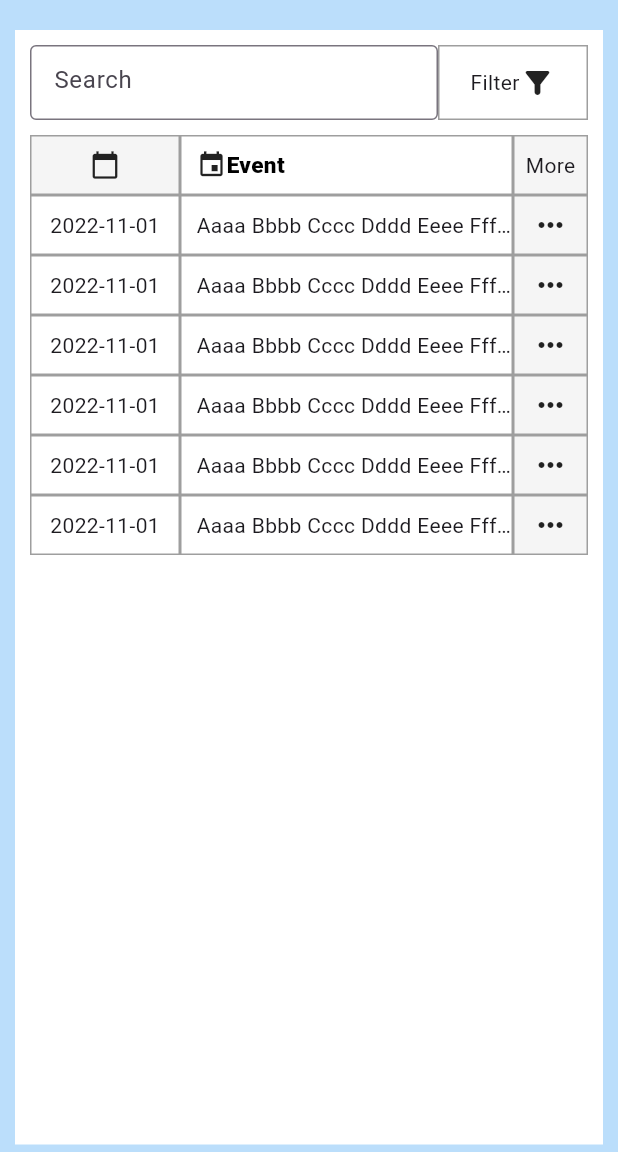
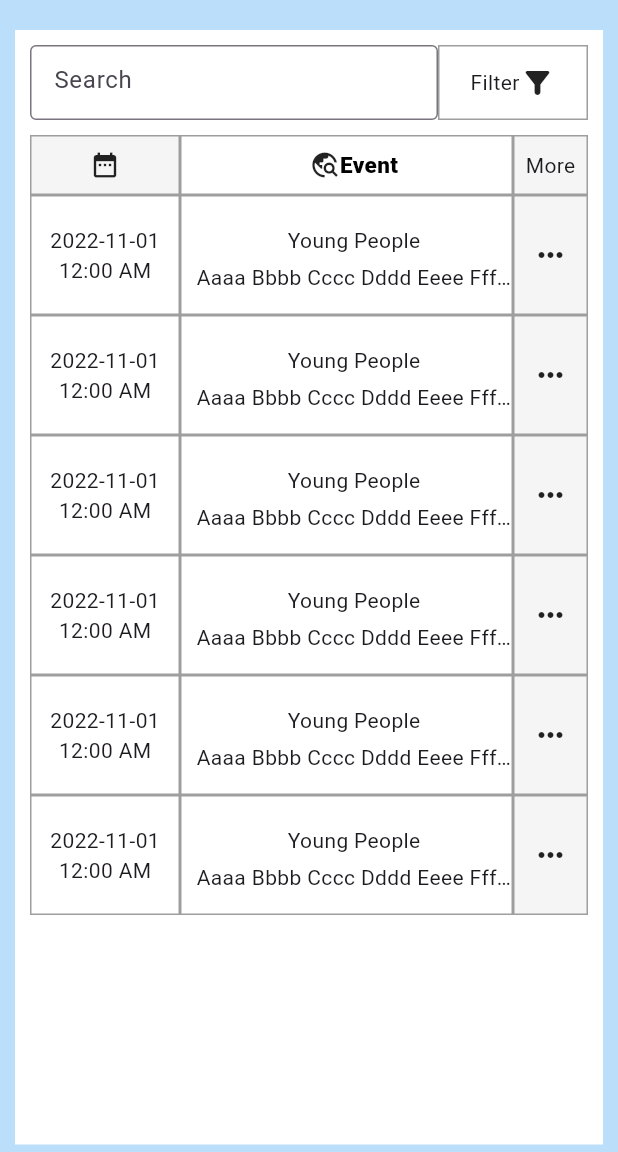
Before and after one commit to Mariko-eng/seminar_app, a Flutter app: the SeminarList screen opened directly, on a phone screen of 412 x 824 dp, the part 84-1236 px from its top. Run offline on Flutter 3.47's test engine with Material 2 defaults, Android fonts, the phone set to English and light mode, and no system bars.

Commit message:
Event List

```diff
--- a/lib/seminar/list.dart
+++ b/lib/seminar/list.dart
@@ -105,7 +105,7 @@ class _SeminarListState extends State<SeminarList> {
                             mainAxisAlignment: MainAxisAlignment.center,
                             children: [
                               Icon(
-                                Icons.calendar_today,
+                                Icons.date_range,
                                 size: 20,
                               ),
                             ],
@@ -117,10 +117,10 @@ class _SeminarListState extends State<SeminarList> {
                           decoration: BoxDecoration(
                               border: Border.all(color: Colors.grey)),
                           child: Row(
-                            mainAxisAlignment: MainAxisAlignment.start,
+                            mainAxisAlignment: MainAxisAlignment.center,
                             children: [
                               Icon(
-                                Icons.event,
+                                Icons.travel_explore,
                                 size: 20,
                               ),
                               Text(
@@ -154,23 +154,31 @@ class _SeminarListState extends State<SeminarList> {
                   Row(
                     children: [
                       Container(
-                          height: 40,
+                          height: 80,
                           width: 100,
                           decoration: BoxDecoration(
                               border: Border.all(color: Colors.grey)),
-                          child: Row(
+                          child: Column(
                             mainAxisAlignment: MainAxisAlignment.center,
                             children: [
                               Text("2022-11-01"),
+                              Text("12:00 AM"),
                             ],
                           )),
                       Expanded(
                         child: Container(
-                          height: 40,
+                          height: 80,
                           padding: EdgeInsets.only(left: 10),
                           decoration: BoxDecoration(
                               border: Border.all(color: Colors.grey)),
-                          child: Row(
+                          child: Column(
+                            mainAxisAlignment: MainAxisAlignment.center,
+                            crossAxisAlignment: CrossAxisAlignment.center,
+                            children: [
+                              SizedBox(height: 5,),
+                              Text("Young People"),
+                              SizedBox(height: 5,),
+                              Row(
                                 mainAxisAlignment: MainAxisAlignment.start,
                                 children: [
                                   Flexible(
@@ -180,10 +188,12 @@ class _SeminarListState extends State<SeminarList> {
                                   )),
                                 ],
                               ),
+                            ],
+                          ),
                         ),
                       ),
                       Container(
-                          height: 40,
+                          height: 80,
                           width: 50,
                           decoration: BoxDecoration(
                               color: Colors.grey[100],
@@ -199,23 +209,31 @@ class _SeminarListState extends State<SeminarList> {
                   Row(
                     children: [
                       Container(
-                          height: 40,
+                          height: 80,
                           width: 100,
                           decoration: BoxDecoration(
                               border: Border.all(color: Colors.grey)),
-                          child: Row(
+                          child: Column(
                             mainAxisAlignment: MainAxisAlignment.center,
                             children: [
                               Text("2022-11-01"),
+                              Text("12:00 AM"),
                             ],
                           )),
                       Expanded(
                         child: Container(
-                          height: 40,
+                          height: 80,
                           padding: EdgeInsets.only(left: 10),
                           decoration: BoxDecoration(
                               border: Border.all(color: Colors.grey)),
-                          child: Row(
+                          child: Column(
+                            mainAxisAlignment: MainAxisAlignment.center,
+                            crossAxisAlignment: CrossAxisAlignment.center,
+                            children: [
+                              SizedBox(height: 5,),
+                              Text("Young People"),
+                              SizedBox(height: 5,),
+                              Row(
                                 mainAxisAlignment: MainAxisAlignment.start,
                                 children: [
                                   Flexible(
@@ -225,10 +243,12 @@ class _SeminarListState extends State<SeminarList> {
                                       )),
                                 ],
                               ),
+                            ],
+                          ),
                         ),
                       ),
                       Container(
-                          height: 40,
+                          height: 80,
                           width: 50,
                           decoration: BoxDecoration(
                               color: Colors.grey[100],
@@ -244,23 +264,31 @@ class _SeminarListState extends State<SeminarList> {
                   Row(
                     children: [
                       Container(
-                          height: 40,
+                          height: 80,
                           width: 100,
                           decoration: BoxDecoration(
                               border: Border.all(color: Colors.grey)),
-                          child: Row(
+                          child: Column(
                             mainAxisAlignment: MainAxisAlignment.center,
                             children: [
                               Text("2022-11-01"),
+                              Text("12:00 AM"),
                             ],
                           )),
                       Expanded(
                         child: Container(
-                          height: 40,
+                          height: 80,
                           padding: EdgeInsets.only(left: 10),
                           decoration: BoxDecoration(
                               border: Border.all(color: Colors.grey)),
-                          child: Row(
+                          child: Column(
+                            mainAxisAlignment: MainAxisAlignment.center,
+                            crossAxisAlignment: CrossAxisAlignment.center,
+                            children: [
+                              SizedBox(height: 5,),
+                              Text("Young People"),
+                              SizedBox(height: 5,),
+                              Row(
                                 mainAxisAlignment: MainAxisAlignment.start,
                                 children: [
                                   Flexible(
@@ -270,10 +298,12 @@ class _SeminarListState extends State<SeminarList> {
                                       )),
                                 ],
                               ),
+                            ],
+                          ),
                         ),
                       ),
                       Container(
-                          height: 40,
+                          height: 80,
                           width: 50,
                           decoration: BoxDecoration(
                               color: Colors.grey[100],
@@ -289,23 +319,31 @@ class _SeminarListState extends State<SeminarList> {
                   Row(
                     children: [
                       Container(
-                          height: 40,
+                          height: 80,
                           width: 100,
                           decoration: BoxDecoration(
                               border: Border.all(color: Colors.grey)),
-                          child: Row(
+                          child: Column(
                             mainAxisAlignment: MainAxisAlignment.center,
                             children: [
                               Text("2022-11-01"),
+                              Text("12:00 AM"),
                             ],
                           )),
                       Expanded(
                         child: Container(
-                          height: 40,
+                          height: 80,
                           padding: EdgeInsets.only(left: 10),
                           decoration: BoxDecoration(
                               border: Border.all(color: Colors.grey)),
-                          child: Row(
+                          child: Column(
+                            mainAxisAlignment: MainAxisAlignment.center,
+                            crossAxisAlignment: CrossAxisAlignment.center,
+                            children: [
+                              SizedBox(height: 5,),
+                              Text("Young People"),
+                              SizedBox(height: 5,),
+                              Row(
                                 mainAxisAlignment: MainAxisAlignment.start,
                                 children: [
                                   Flexible(
@@ -315,10 +353,12 @@ class _SeminarListState extends State<SeminarList> {
                                       )),
                                 ],
                               ),
+                            ],
+                          ),
                         ),
                       ),
                       Container(
-                          height: 40,
+                          height: 80,
                           width: 50,
                           decoration: BoxDecoration(
                               color: Colors.grey[100],
@@ -334,23 +374,31 @@ class _SeminarListState extends State<SeminarList> {
                   Row(
                     children: [
                       Container(
-                          height: 40,
+                          height: 80,
                           width: 100,
                           decoration: BoxDecoration(
                               border: Border.all(color: Colors.grey)),
-                          child: Row(
+                          child: Column(
                             mainAxisAlignment: MainAxisAlignment.center,
                             children: [
                               Text("2022-11-01"),
+                              Text("12:00 AM"),
                             ],
                           )),
                       Expanded(
                         child: Container(
-                          height: 40,
+                          height: 80,
                           padding: EdgeInsets.only(left: 10),
                           decoration: BoxDecoration(
                               border: Border.all(color: Colors.grey)),
-                          child: Row(
+                          child: Column(
+                            mainAxisAlignment: MainAxisAlignment.center,
+                            crossAxisAlignment: CrossAxisAlignment.center,
+                            children: [
+                              SizedBox(height: 5,),
+                              Text("Young People"),
+                              SizedBox(height: 5,),
+                              Row(
                                 mainAxisAlignment: MainAxisAlignment.start,
                                 children: [
                                   Flexible(
@@ -360,10 +408,12 @@ class _SeminarListState extends State<SeminarList> {
                                       )),
                                 ],
                               ),
+                            ],
+                          ),
                         ),
                       ),
                       Container(
-                          height: 40,
+                          height: 80,
                           width: 50,
                           decoration: BoxDecoration(
                               color: Colors.grey[100],
@@ -379,23 +429,31 @@ class _SeminarListState extends State<SeminarList> {
                   Row(
                     children: [
                       Container(
-                          height: 40,
+                          height: 80,
                           width: 100,
                           decoration: BoxDecoration(
                               border: Border.all(color: Colors.grey)),
-                          child: Row(
+                          child: Column(
                             mainAxisAlignment: MainAxisAlignment.center,
                             children: [
                               Text("2022-11-01"),
+                              Text("12:00 AM"),
                             ],
                           )),
                       Expanded(
                         child: Container(
-                          height: 40,
+                          height: 80,
                           padding: EdgeInsets.only(left: 10),
                           decoration: BoxDecoration(
                               border: Border.all(color: Colors.grey)),
-                          child: Row(
+                          child: Column(
+                            mainAxisAlignment: MainAxisAlignment.center,
+                            crossAxisAlignment: CrossAxisAlignment.center,
+                            children: [
+                              SizedBox(height: 5,),
+                              Text("Young People"),
+                              SizedBox(height: 5,),
+                              Row(
                                 mainAxisAlignment: MainAxisAlignment.start,
                                 children: [
                                   Flexible(
@@ -405,10 +463,12 @@ class _SeminarListState extends State<SeminarList> {
                                       )),
                                 ],
                               ),
+                            ],
+                          ),
                         ),
                       ),
                       Container(
-                          height: 40,
+                          height: 80,
                           width: 50,
                           decoration: BoxDecoration(
                               color: Colors.grey[100],
```
Lines whose indentation alone changed are shown as unchanged.
